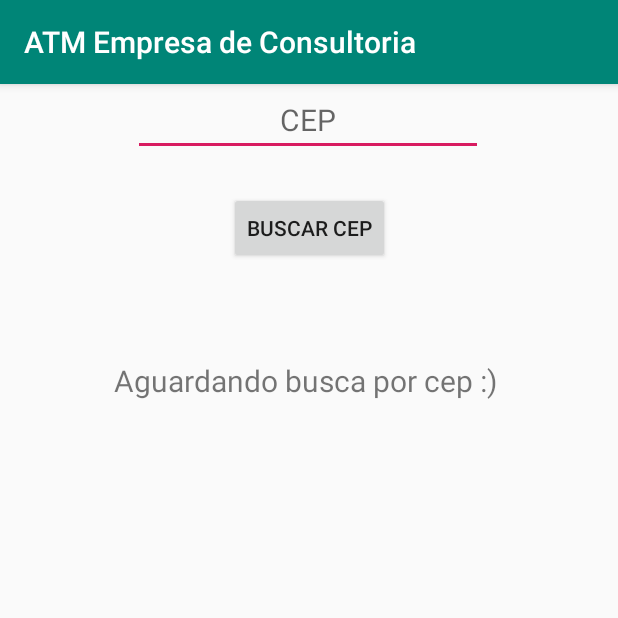
After one commit to GuilhermeJackson/ATM-Consultoria, an Android app: the MenuCEP screen opened directly, with no data from a screen before it, on a phone screen of 412 x 824 dp, the top half of it. The commit adds this screen. Run offline under Robolectric (Android 15) with nearby library versions, the light colour scheme and no system bars.

Commit message:
Consumindo Web Service Nativamente e buscando CEP

```diff
--- a/app/build.gradle
+++ b/app/build.gradle
@@ -27,4 +27,6 @@ dependencies {
     androidTestImplementation 'androidx.test.ext:junit:1.1.1'
     androidTestImplementation 'androidx.test.espresso:espresso-core:3.2.0'
     implementation 'androidx.recyclerview:recyclerview:1.1.0'
+    implementation 'com.google.code.gson:gson:2.8.5'
+
 }
--- a/app/src/main/AndroidManifest.xml
+++ b/app/src/main/AndroidManifest.xml
@@ -9,7 +9,9 @@
         android:roundIcon="@mipmap/ic_launcher_round"
         android:supportsRtl="true"
         android:theme="@style/AppTheme">
-        <activity android:name=".SQLiteTarefaActivity"></activity>
+        <activity android:name="com.example.HTTTPService.MenuCEP"></activity>
+        <activity android:name="com.example.HTTTPService.HTTTPService" />
+        <activity android:name=".SQLiteTarefaActivity" />
         <activity android:name=".SQLiteActivity">
             <intent-filter>
                 <action android:name="android.intent.action.MAIN" />
@@ -27,7 +29,7 @@
         <activity android:name=".ClientesActivity" />
         <activity android:name=".ServicosActivity" />
         <activity android:name=".EmpresaActivity" />
-        <activity android:name=".MainActivity"></activity>
+        <activity android:name=".MainActivity" />
     </application>
 
 </manifest>
--- /dev/null
+++ b/app/src/main/java/com/example/HTTTPService/MenuCEP.java
@@ -0,0 +1,43 @@
+package com.example.HTTTPService;
+
+import androidx.appcompat.app.AppCompatActivity;
+
+import android.os.Bundle;
+import android.view.View;
+import android.widget.Button;
+import android.widget.EditText;
+import android.widget.TextView;
+
+import com.example.atmempresadeconsultoria.R;
+
+import java.util.concurrent.ExecutionException;
+
+public class MenuCEP extends AppCompatActivity {
+    Button botao;
+    @Override
+    protected void onCreate(Bundle savedInstanceState) {
+        super.onCreate(savedInstanceState);
+        setContentView(R.layout.activity_menu_cep);
+        botao = findViewById(R.id.btnBuscarCEP);
+        final TextView txtResposta = findViewById(R.id.txtExibir);
+        final EditText etCep = findViewById(R.id.etCEP);
+
+
+        botao.setOnClickListener(new View.OnClickListener() {
+            @Override
+            public void onClick(View v) {
+                if (etCep.getText().toString().length() > 0 && !etCep.getText().toString().equals("") && etCep.getText().toString().length() == 8) {
+                    HTTTPService service = new HTTTPService(etCep.getText().toString());
+                    try {
+                        CEP retorno = service.execute().get();//o get() deve retorna o objeto definido na classe CEP
+                        txtResposta.setText(retorno.toString());
+                    } catch (ExecutionException e) {
+                        e.printStackTrace();
+                    } catch (InterruptedException e) {
+                        e.printStackTrace();
+                    }
+                }
+            }
+        });
+    }
+}
--- /dev/null
+++ b/app/src/main/res/layout/activity_menu_cep.xml
@@ -0,0 +1,46 @@
+<?xml version="1.0" encoding="utf-8"?>
+<androidx.constraintlayout.widget.ConstraintLayout xmlns:android="http://schemas.android.com/apk/res/android"
+    xmlns:app="http://schemas.android.com/apk/res-auto"
+    xmlns:tools="http://schemas.android.com/tools"
+    android:layout_width="match_parent"
+    android:layout_height="match_parent"
+    tools:context="com.example.HTTTPService.MenuCEP">
+
+    <TextView
+        android:id="@+id/txtExibir"
+        android:layout_width="wrap_content"
+        android:layout_height="wrap_content"
+        android:layout_marginTop="64dp"
+        android:text="Aguardando busca por cep :)"
+        android:textSize="20dp"
+        app:layout_constraintHorizontal_bias="0.487"
+        app:layout_constraintLeft_toLeftOf="parent"
+        app:layout_constraintRight_toRightOf="parent"
+        app:layout_constraintTop_toBottomOf="@+id/btnBuscarCEP" />
+
+    <Button
+        android:id="@+id/btnBuscarCEP"
+        android:layout_width="wrap_content"
+        android:layout_height="wrap_content"
+        android:layout_marginTop="24dp"
+        android:text="Buscar CEP"
+        app:layout_constraintEnd_toEndOf="parent"
+        app:layout_constraintStart_toStartOf="parent"
+        app:layout_constraintTop_toBottomOf="@+id/etCEP" />
+
+    <EditText
+        android:id="@+id/etCEP"
+        android:layout_width="wrap_content"
+        android:layout_height="wrap_content"
+        android:digits="0123456789"
+        android:ems="10"
+        android:gravity="center"
+        android:hint="CEP"
+        android:inputType="number"
+        android:textSize="20dp"
+        app:layout_constraintEnd_toEndOf="parent"
+        app:layout_constraintHorizontal_bias="0.497"
+        app:layout_constraintStart_toStartOf="parent"
+        app:layout_constraintTop_toTopOf="parent" />
+
+</androidx.constraintlayout.widget.ConstraintLayout>
```
Also changed, not shown: app/src/main/java/com/example/HTTTPService/CEP.java (added, +88 -0 lines), app/src/main/java/com/example/HTTTPService/HTTTPService.java (added, +46 -0 lines), app/src/main/java/com/example/atmempresadeconsultoria/MainActivity.java (+9 -1 lines), app/src/main/res/layout/activity_main.xml (+13 -0 lines).
